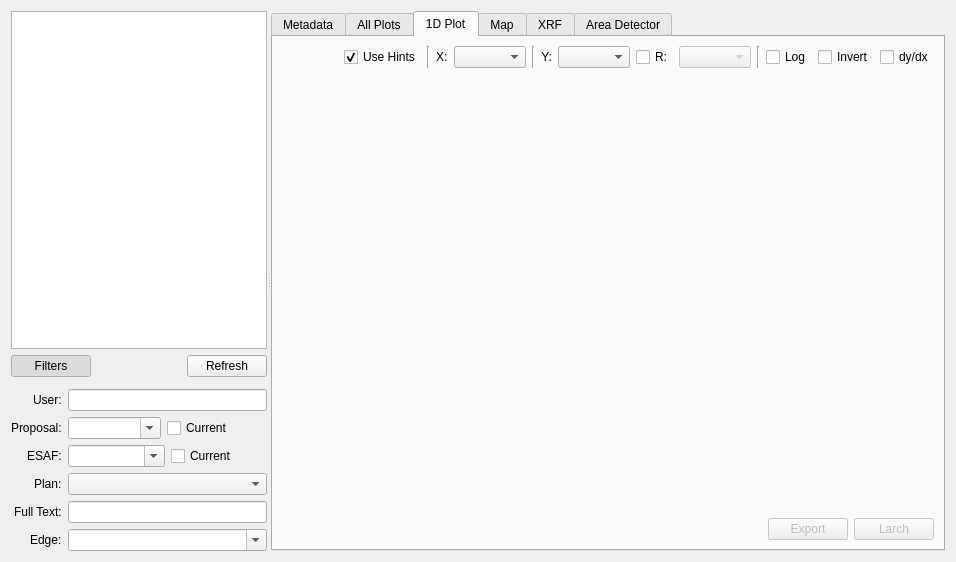
Qt form firefly/run_browser.ui (spc-group/haven) before a commit.
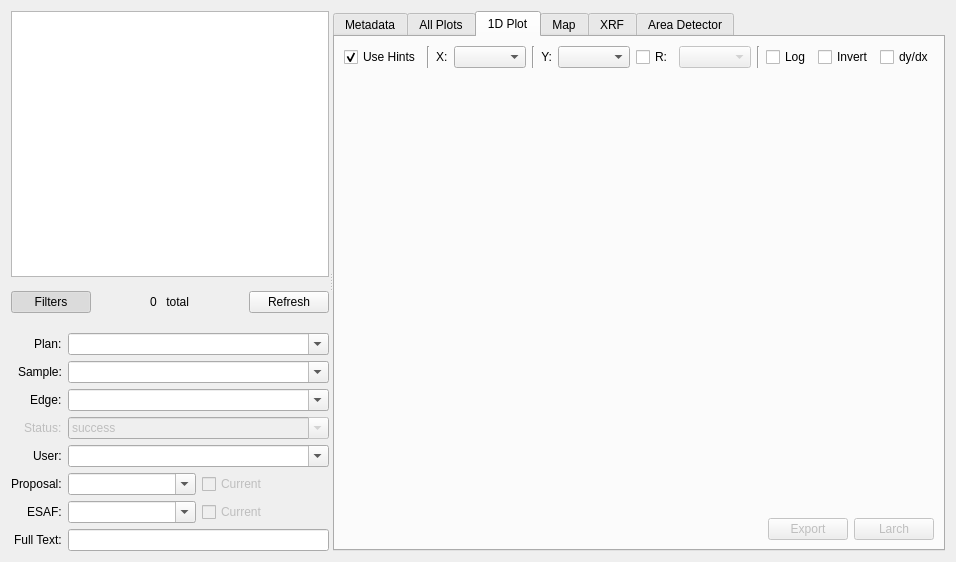
The same form after that commit. Custom widgets are drawn as their Qt base class.

Commit message: Filter controls implemented in the run browser.

```diff
--- a/firefly/run_browser.ui
+++ b/firefly/run_browser.ui
@@ -67,6 +67,80 @@
            </property>
           </widget>
          </item>
+         <item>
+          <spacer name="horizontalSpacer_4">
+           <property name="orientation">
+            <enum>Qt::Horizontal</enum>
+           </property>
+           <property name="sizeHint" stdset="0">
+            <size>
+             <width>40</width>
+             <height>20</height>
+            </size>
+           </property>
+          </spacer>
+         </item>
+         <item>
+          <widget class="QWidget" name="runs_total_layout" native="true">
+           <property name="sizePolicy">
+            <sizepolicy hsizetype="Preferred" vsizetype="Preferred">
+             <horstretch>0</horstretch>
+             <verstretch>0</verstretch>
+            </sizepolicy>
+           </property>
+           <property name="minimumSize">
+            <size>
+             <width>0</width>
+             <height>0</height>
+            </size>
+           </property>
+           <layout class="QHBoxLayout" name="horizontalLayout_9">
+            <item>
+             <spacer name="horizontalSpacer_6">
+              <property name="orientation">
+               <enum>Qt::Horizontal</enum>
+              </property>
+              <property name="sizeHint" stdset="0">
+               <size>
+                <width>40</width>
+                <height>20</height>
+               </size>
+              </property>
+             </spacer>
+            </item>
+            <item>
+             <widget class="QLabel" name="runs_total_label">
+              <property name="text">
+               <string>0</string>
+              </property>
+              <property name="margin">
+               <number>0</number>
+              </property>
+             </widget>
+            </item>
+            <item>
+             <widget class="QLabel" name="label_11">
+              <property name="text">
+               <string> total</string>
+              </property>
+             </widget>
+            </item>
+            <item>
+             <spacer name="horizontalSpacer_5">
+              <property name="orientation">
+               <enum>Qt::Horizontal</enum>
+              </property>
+              <property name="sizeHint" stdset="0">
+               <size>
+                <width>40</width>
+                <height>20</height>
+               </size>
+              </property>
+             </spacer>
+            </item>
+           </layout>
+          </widget>
+         </item>
          <item>
           <spacer name="horizontalSpacer">
            <property name="orientation">
@@ -113,23 +187,69 @@
              <number>6</number>
             </property>
             <item row="0" column="0">
+             <widget class="QLabel" name="label_4">
+              <property name="text">
+               <string>Plan:</string>
+              </property>
+             </widget>
+            </item>
+            <item row="0" column="1">
+             <widget class="QComboBox" name="filter_plan_combobox">
+              <property name="editable">
+               <bool>true</bool>
+              </property>
+             </widget>
+            </item>
+            <item row="1" column="0">
+             <widget class="QLabel" name="label_8">
+              <property name="text">
+               <string>Sample:</string>
+              </property>
+             </widget>
+            </item>
+            <item row="1" column="1">
+             <widget class="QComboBox" name="filter_sample_combobox">
+              <property name="editable">
+               <bool>true</bool>
+              </property>
+             </widget>
+            </item>
+            <item row="2" column="0">
+             <widget class="QLabel" name="label_6">
+              <property name="text">
+               <string>Edge:</string>
+              </property>
+             </widget>
+            </item>
+            <item row="2" column="1">
+             <widget class="QComboBox" name="filter_edge_combobox">
+              <property name="editable">
+               <bool>true</bool>
+              </property>
+             </widget>
+            </item>
+            <item row="4" column="0">
              <widget class="QLabel" name="label">
               <property name="text">
                <string>User:</string>
               </property>
              </widget>
             </item>
-            <item row="0" column="1">
-             <widget class="QLineEdit" name="lineEdit"/>
+            <item row="4" column="1">
+             <widget class="QComboBox" name="filter_user_combobox">
+              <property name="editable">
+               <bool>true</bool>
+              </property>
+             </widget>
             </item>
-            <item row="1" column="0">
+            <item row="5" column="0">
              <widget class="QLabel" name="label_2">
               <property name="text">
                <string>Proposal:</string>
               </property>
              </widget>
             </item>
-            <item row="1" column="1">
+            <item row="5" column="1">
              <layout class="QHBoxLayout" name="horizontalLayout_2">
               <item>
                <widget class="QComboBox" name="proposal_combobox">
@@ -145,7 +265,10 @@
                </widget>
               </item>
               <item>
-               <widget class="QCheckBox" name="proposal_current_checkbox">
+               <widget class="QCheckBox" name="filter_current_proposal_checkbox">
+                <property name="enabled">
+                 <bool>false</bool>
+                </property>
                 <property name="sizePolicy">
                  <sizepolicy hsizetype="Minimum" vsizetype="Minimum">
                   <horstretch>0</horstretch>
@@ -165,14 +288,14 @@
               </item>
              </layout>
             </item>
-            <item row="2" column="0">
+            <item row="6" column="0">
              <widget class="QLabel" name="label_3">
               <property name="text">
                <string>ESAF:</string>
               </property>
              </widget>
             </item>
-            <item row="2" column="1">
+            <item row="6" column="1">
              <layout class="QHBoxLayout" name="horizontalLayout_3">
               <item>
                <widget class="QComboBox" name="esaf_combobox">
@@ -182,7 +305,10 @@
                </widget>
               </item>
               <item>
-               <widget class="QCheckBox" name="esaf_current_checkbox">
+               <widget class="QCheckBox" name="filter_current_esaf_checkbox">
+                <property name="enabled">
+                 <bool>false</bool>
+                </property>
                 <property name="text">
                  <string>Current</string>
                 </property>
@@ -196,37 +322,36 @@
               </item>
              </layout>
             </item>
-            <item row="3" column="0">
-             <widget class="QLabel" name="label_4">
-              <property name="text">
-               <string>Plan:</string>
-              </property>
-             </widget>
-            </item>
-            <item row="3" column="1">
-             <widget class="QComboBox" name="comboBox_3"/>
-            </item>
-            <item row="4" column="0">
+            <item row="7" column="0">
              <widget class="QLabel" name="label_5">
               <property name="text">
                <string>Full Text:</string>
               </property>
              </widget>
             </item>
-            <item row="4" column="1">
-             <widget class="QLineEdit" name="lineEdit_2"/>
+            <item row="7" column="1">
+             <widget class="QLineEdit" name="filter_full_text_lineedit"/>
             </item>
-            <item row="5" column="0">
-             <widget class="QLabel" name="label_6">
-              <property name="text">
-               <string>Edge:</string>
+            <item row="3" column="1">
+             <widget class="QComboBox" name="filter_exit_status_combobox">
+              <property name="enabled">
+               <bool>false</bool>
               </property>
-             </widget>
-            </item>
-            <item row="5" column="1">
-             <widget class="QComboBox" name="comboBox_4">
               <property name="editable">
                <bool>true</bool>
+              </property>
+              <property name="currentText">
+               <string>success</string>
+              </property>
+             </widget>
+            </item>
+            <item row="3" column="0">
+             <widget class="QLabel" name="label_9">
+              <property name="enabled">
+               <bool>false</bool>
+              </property>
+              <property name="text">
+               <string>Status:</string>
               </property>
              </widget>
             </item>
@@ -566,6 +691,12 @@
    <extends>QPushButton</extends>
    <header>firefly.button</header>
   </customwidget>
+  <customwidget>
+   <class>FiltersWidget</class>
+   <extends>QWidget</extends>
+   <header>firefly.run_browser</header>
+   <container>1</container>
+  </customwidget>
  </customwidgets>
  <tabstops>
   <tabstop>run_tableview</tabstop>
```
Left out of the diff: 34 changed lines with no effect on the pictures. The commit also changes 4 other files.
